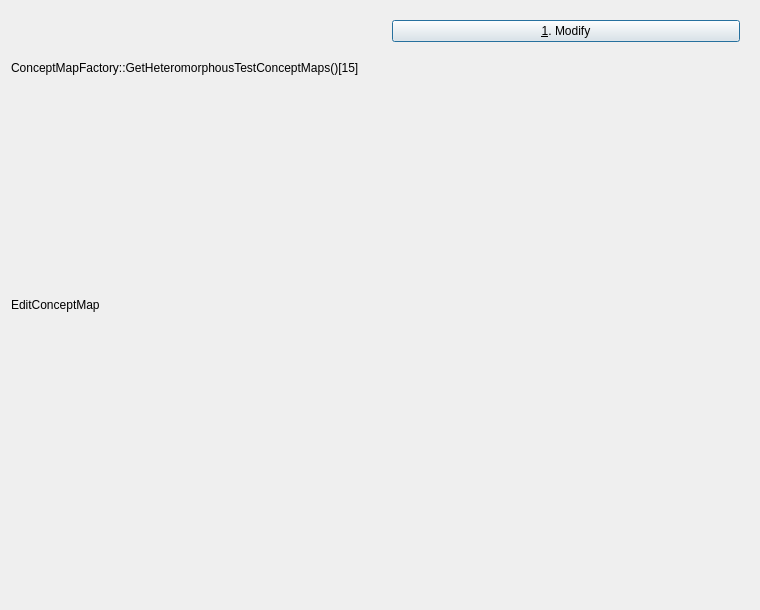
Qt form Projects/ProjectBrainweaver/qtpvdbtestconceptmapeditwidgetdialog.ui (richelbilderbeek/ProjectRichelBilderbeek) before a commit.
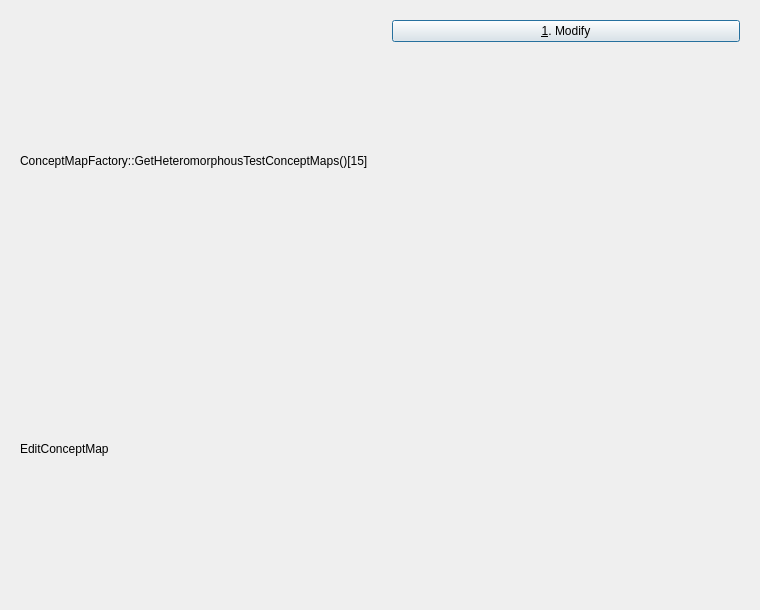
The same form after that commit. Icons and pictures are not drawn.

Patch:
```diff
--- a/Projects/ProjectBrainweaver/qtpvdbtestconceptmapeditwidgetdialog.ui
+++ b/Projects/ProjectBrainweaver/qtpvdbtestconceptmapeditwidgetdialog.ui
@@ -17,23 +17,29 @@
    <iconset resource="Brainweaver.qrc">
     <normaloff>:/images/PicArrow14x14.png</normaloff>:/images/PicArrow14x14.png</iconset>
   </property>
-  <layout class="QGridLayout" name="gridLayout">
-   <item row="0" column="0">
+  <layout class="QHBoxLayout" name="horizontalLayout">
+   <item>
+    <widget class="QWidget" name="widget" native="true">
+     <layout class="QVBoxLayout" name="verticalLayout_2">
+      <item>
     <widget class="QLabel" name="label_test">
      <property name="text">
       <string>ConceptMapFactory::GetHeteromorphousTestConceptMaps()[15]</string>
      </property>
     </widget>
    </item>
-   <item row="2" column="0">
+      <item>
     <widget class="QLabel" name="label_conceptmap_type">
      <property name="text">
       <string>EditConceptMap</string>
      </property>
     </widget>
    </item>
-   <item row="0" column="1" rowspan="5">
-    <widget class="QWidget" name="widget" native="true">
+     </layout>
+    </widget>
+   </item>
+   <item>
+    <widget class="QWidget" name="widget_menu" native="true">
      <property name="enabled">
       <bool>true</bool>
      </property>
```
Lines whose indentation alone changed are shown as unchanged.
